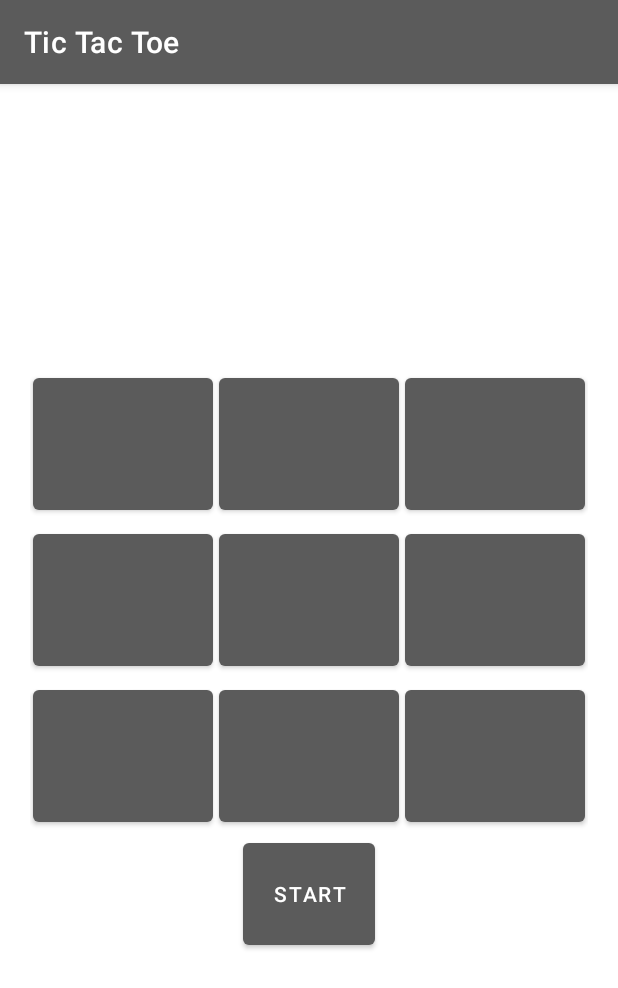
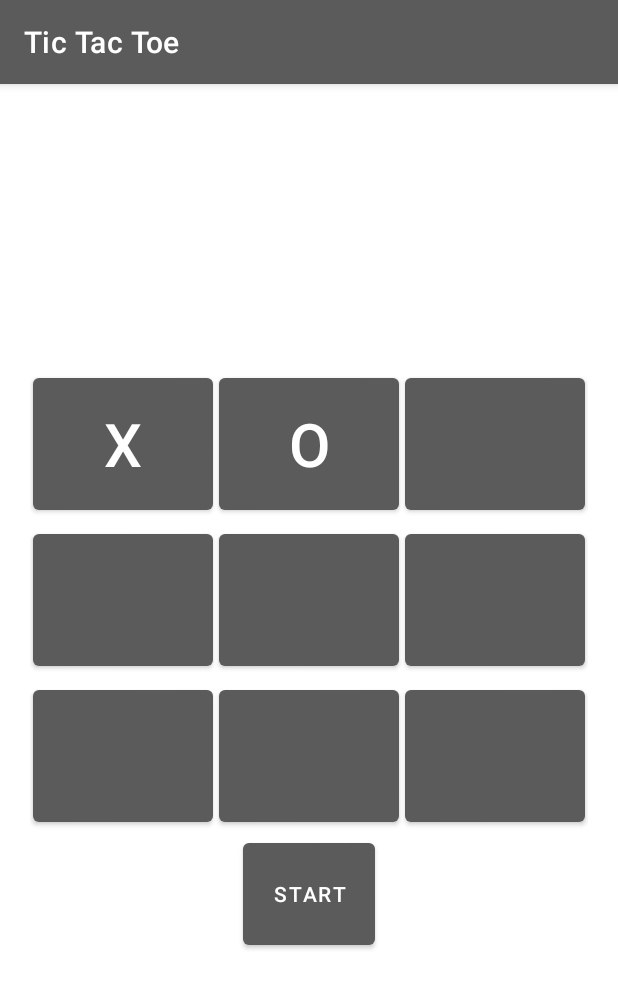
Before and after one commit to Sreenivassreee/tic-tac-toe-android---Java-, an Android app: the screen it shows after launch (MainActivity), after a tap on an icon or button, on a phone screen of 412 x 824 dp. Shown: the top 988 px of the screen. Run offline under Robolectric (Android 15) with nearby library versions, the phone set to English and light mode, and no system bars; 2 other taps on this screen came first.

```diff
--- a/app/src/main/java/com/stevebrains/tictactoe/MainActivity.java
+++ b/app/src/main/java/com/stevebrains/tictactoe/MainActivity.java
@@ -8,61 +8,130 @@ import android.widget.Button;
 import android.widget.Toast;
 
 public class MainActivity extends AppCompatActivity {
-Button one,two,Three,Four,Five,Six,Seven,Eight,Nine;
+Button one,two,Three,Four,Five,Six,Seven,Eight,Nine,start;
+int turn=1;
+boolean end=false;
     @Override
     protected void onCreate(Bundle savedInstanceState) {
         super.onCreate(savedInstanceState);
         setContentView(R.layout.activity_main);
-        one=findViewById(R.id.One);
-        two=findViewById(R.id.Two);
-        Three=findViewById(R.id.Three);
-        Four=findViewById(R.id.Four);
-        Five=findViewById(R.id.Five);
-        Six=findViewById(R.id.Six);
-        Seven=findViewById(R.id.Seven);
-        Eight=findViewById(R.id.Eight);
+        one = findViewById(R.id.One);
+        two = findViewById(R.id.Two);
+        Three = findViewById(R.id.Three);
+        Four = findViewById(R.id.Four);
+        Five = findViewById(R.id.Five);
+        Six = findViewById(R.id.Six);
+        Seven = findViewById(R.id.Seven);
+        Eight = findViewById(R.id.Eight);
+        Nine = findViewById(R.id.Nine);
+        start = findViewById(R.id.start);
+
 
         one.setOnClickListener(new View.OnClickListener() {
             @Override
             public void onClick(View v) {
-                if(one.getText().toString().equals("")){
+                check(one);
 
-                }
             }
         });
         two.setOnClickListener(new View.OnClickListener() {
             @Override
             public void onClick(View v) {
-                Toast.makeText(MainActivity.this, "One", Toast.LENGTH_SHORT).show();
+                check(two);
             }
         });
         Three.setOnClickListener(new View.OnClickListener() {
             @Override
             public void onClick(View v) {
-                Toast.makeText(MainActivity.this, "One", Toast.LENGTH_SHORT).show();
+                check(Three);
             }
-        });Four.setOnClickListener(new View.OnClickListener() {
+        });
+        Four.setOnClickListener(new View.OnClickListener() {
             @Override
             public void onClick(View v) {
-                Toast.makeText(MainActivity.this, "One", Toast.LENGTH_SHORT).show();
+                check(Four);
             }
-        });Five.setOnClickListener(new View.OnClickListener() {
+        });
+        Five.setOnClickListener(new View.OnClickListener() {
             @Override
             public void onClick(View v) {
-                Toast.makeText(MainActivity.this, "One", Toast.LENGTH_SHORT).show();
+                check(Five);
             }
-        });Six.setOnClickListener(new View.OnClickListener() {
+        });
+        Six.setOnClickListener(new View.OnClickListener() {
             @Override
             public void onClick(View v) {
-                Toast.makeText(MainActivity.this, "One", Toast.LENGTH_SHORT).show();
+                check(Six);
             }
-        });Seven.setOnClickListener(new View.OnClickListener() {
+        });
+        Seven.setOnClickListener(new View.OnClickListener() {
             @Override
             public void onClick(View v) {
-                Toast.makeText(MainActivity.this, "One", Toast.LENGTH_SHORT).show();
+                check(Seven);
+            }
+        });
+        Eight.setOnClickListener(new View.OnClickListener() {
+            @Override
+            public void onClick(View v) {
+                check(Eight);
+            }
+        });
+        Nine.setOnClickListener(new View.OnClickListener() {
+            @Override
+            public void onClick(View v) {
+                check(Nine);
+            }
+        });
+        start.setOnClickListener(new View.OnClickListener() {
+            @Override
+            public void onClick(View v) {
+                if(start.getText().toString().equals("Start")){
+
+                    start.setText("Reset");
+                    recreate();
+
+                }else{
+
+                    start.setText("Start");
+
+                }
             }
         });
     }
+    public void check(Button btn){
 
+        if(!end){
+        if (btn.getText().toString().equals("")) {
+            if (turn == 1) {
+                btn.setText("X");
+                turn = 2;
+            } else {
+                btn.setText("O");
+                turn = 1;
+            }
+        }
+        game();
+        }
+
+    }
+public void game(){
+        String b1,b2,b3,b4,b5,b6,b7,b8,b9;
+        b1= one.getText().toString();
+    b2= two.getText().toString();
+    b3= Three.getText().toString();
+    b4= Four.getText().toString();
+    b5= Five.getText().toString();
+    b6= Six.getText().toString();
+    b7= Seven.getText().toString();
+    b8= Eight.getText().toString();
+    b9= Nine.getText().toString();
+    if(!end){
+    if((b1.equals("X")&& b2.equals("X") && b3.equals("X")) || (b4.equals("X")&& b5.equals("X") && b6.equals("X")) || (b7.equals("X")&& b8.equals("X") && b9.equals("X"))){
+        end=true;
+        Toast.makeText(this, "X Win", Toast.LENGTH_SHORT).show();
+    }
+    }
 
 }
+
+}
```
